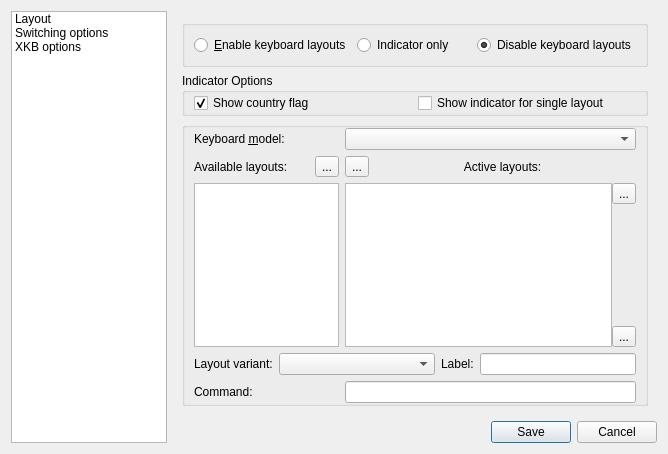
Qt form ui/kswconfig.ui (disels/qxkb) before a commit.
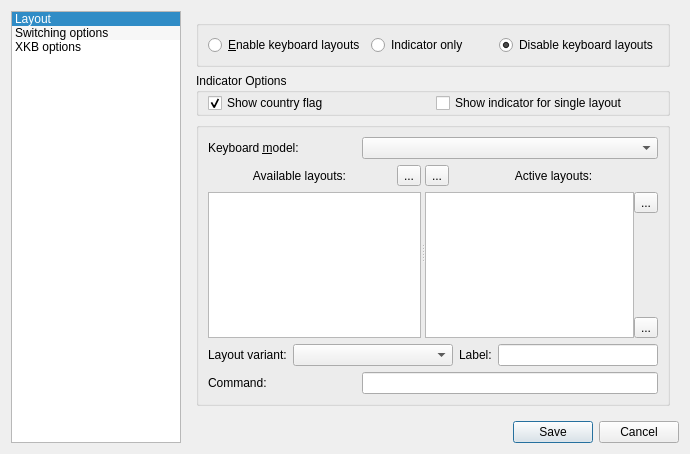
The same form after that commit. The open tabs and pages were chosen to show the change.

Commit message: better (imho) layouting in the cfg dialog; fix for cfg dialog popup (connected list and stack)

```diff
--- a/ui/kswconfig.ui
+++ b/ui/kswconfig.ui
@@ -6,7 +6,7 @@
    <rect>
     <x>0</x>
     <y>0</y>
-    <width>668</width>
+    <width>690</width>
     <height>454</height>
    </rect>
   </property>
@@ -22,6 +22,12 @@
        <height>0</height>
       </size>
      </property>
+     <property name="alternatingRowColors">
+      <bool>true</bool>
+     </property>
+     <property name="currentRow">
+      <number>0</number>
+     </property>
      <item>
       <property name="text">
        <string>Layout</string>
@@ -136,13 +142,7 @@
            <property name="title">
             <string/>
            </property>
-           <layout class="QGridLayout" name="_3">
-            <property name="topMargin">
-             <number>0</number>
-            </property>
-            <property name="bottomMargin">
-             <number>0</number>
-            </property>
+           <layout class="QGridLayout" name="gridLayout">
             <item row="0" column="0">
              <widget class="QLabel" name="label_4">
               <property name="sizePolicy">
@@ -173,7 +173,14 @@
               </property>
              </widget>
             </item>
-            <item row="1" column="0">
+            <item row="1" column="0" colspan="2">
+             <widget class="QSplitter" name="splitter">
+              <property name="orientation">
+               <enum>Qt::Horizontal</enum>
+              </property>
+              <widget class="QWidget" name="">
+               <layout class="QVBoxLayout" name="verticalLayout_5">
+                <item>
              <layout class="QHBoxLayout" name="_4">
               <item>
                <widget class="QLabel" name="textLabel1_4">
@@ -186,6 +193,9 @@
                 <property name="text">
                  <string>Available layouts:</string>
                 </property>
+                    <property name="alignment">
+                     <set>Qt::AlignCenter</set>
+                    </property>
                 <property name="buddy">
                  <cstring>srcTableView</cstring>
                 </property>
@@ -200,7 +210,30 @@
               </item>
              </layout>
             </item>
-            <item row="1" column="1">
+                <item>
+                 <widget class="QTreeView" name="srcTableView">
+                  <property name="sizePolicy">
+                   <sizepolicy hsizetype="Expanding" vsizetype="Expanding">
+                    <horstretch>1</horstretch>
+                    <verstretch>0</verstretch>
+                   </sizepolicy>
+                  </property>
+                  <property name="alternatingRowColors">
+                   <bool>true</bool>
+                  </property>
+                  <property name="selectionMode">
+                   <enum>QAbstractItemView::SingleSelection</enum>
+                  </property>
+                  <property name="selectionBehavior">
+                   <enum>QAbstractItemView::SelectRows</enum>
+                  </property>
+                 </widget>
+                </item>
+               </layout>
+              </widget>
+              <widget class="QWidget" name="">
+               <layout class="QVBoxLayout" name="verticalLayout_7">
+                <item>
              <layout class="QHBoxLayout" name="_5">
               <property name="spacing">
                <number>0</number>
@@ -233,23 +266,7 @@
               </item>
              </layout>
             </item>
-            <item row="2" column="0">
-             <widget class="QTreeView" name="srcTableView">
-              <property name="sizePolicy">
-               <sizepolicy hsizetype="Expanding" vsizetype="Expanding">
-                <horstretch>1</horstretch>
-                <verstretch>0</verstretch>
-               </sizepolicy>
-              </property>
-              <property name="selectionMode">
-               <enum>QAbstractItemView::SingleSelection</enum>
-              </property>
-              <property name="selectionBehavior">
-               <enum>QAbstractItemView::SelectRows</enum>
-              </property>
-             </widget>
-            </item>
-            <item row="2" column="1">
+                <item>
              <layout class="QHBoxLayout" name="_6">
               <property name="spacing">
                <number>0</number>
@@ -262,6 +279,9 @@
                   <verstretch>0</verstretch>
                  </sizepolicy>
                 </property>
+                    <property name="alternatingRowColors">
+                     <bool>true</bool>
+                    </property>
                 <property name="selectionMode">
                  <enum>QAbstractItemView::SingleSelection</enum>
                 </property>
@@ -306,7 +326,11 @@
               </item>
              </layout>
             </item>
-            <item row="3" column="0" colspan="2">
+               </layout>
+              </widget>
+             </widget>
+            </item>
+            <item row="2" column="0" colspan="2">
              <layout class="QHBoxLayout" name="_8">
               <item>
                <widget class="QLabel" name="textLabel1">
@@ -351,7 +375,7 @@
               </item>
              </layout>
             </item>
-            <item row="4" column="0">
+            <item row="3" column="0">
              <widget class="QLabel" name="textLabel1_3">
               <property name="sizePolicy">
                <sizepolicy hsizetype="Preferred" vsizetype="Preferred">
@@ -367,7 +391,7 @@
               </property>
              </widget>
             </item>
-            <item row="4" column="1">
+            <item row="3" column="1">
              <widget class="QLineEdit" name="editCmdLine">
               <property name="sizePolicy">
                <sizepolicy hsizetype="Expanding" vsizetype="Fixed">
```
Left out of the diff: 5 changed lines with no effect on the pictures. Lines whose indentation alone changed are shown as unchanged. The commit also changes 1 other file.
